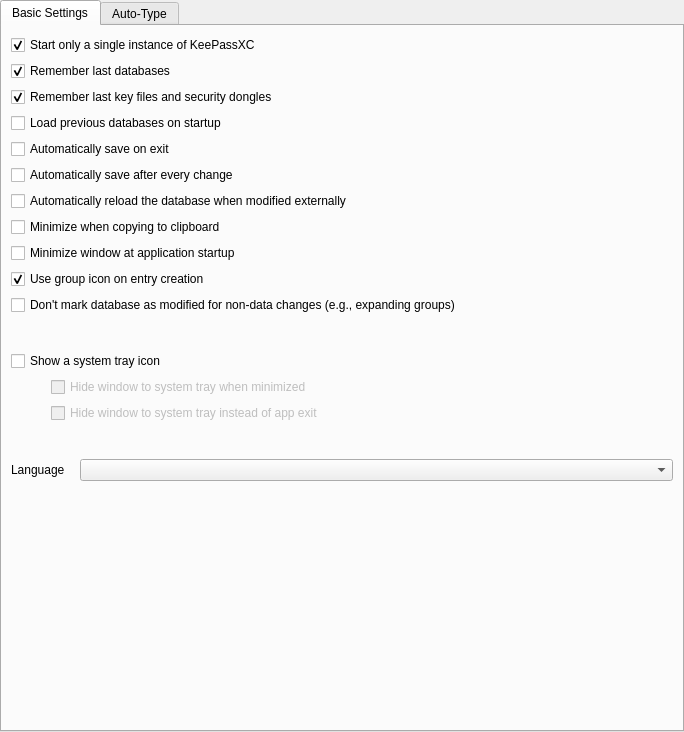
iluminat23/keepassxc-debian, file src/gui/SettingsWidgetGeneral.ui: the form before one commit.
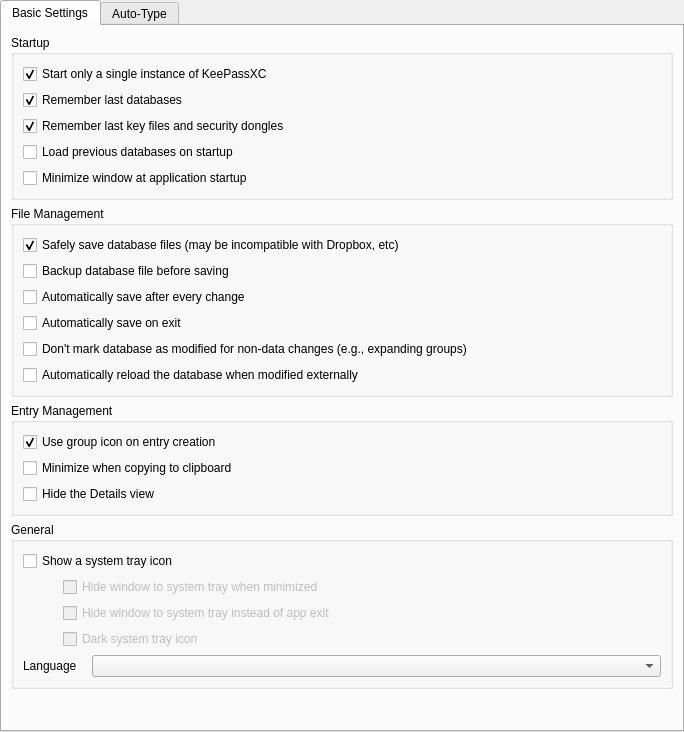
The form after the commit. Custom widgets are drawn as their Qt base class.

Patch:
```diff
--- a/src/gui/SettingsWidgetGeneral.ui
+++ b/src/gui/SettingsWidgetGeneral.ui
@@ -34,6 +34,12 @@
       </attribute>
       <layout class="QVBoxLayout" name="verticalLayout">
        <item>
+        <widget class="QGroupBox" name="startupGroup">
+         <property name="title">
+          <string>Startup</string>
+         </property>
+         <layout class="QVBoxLayout" name="verticalLayout_4">
+          <item>
         <widget class="QCheckBox" name="singleInstanceCheckBox">
          <property name="text">
           <string>Start only a single instance of KeePassXC</string>
@@ -71,9 +77,35 @@
         </widget>
        </item>
        <item>
-        <widget class="QCheckBox" name="autoSaveOnExitCheckBox">
+           <widget class="QCheckBox" name="systrayMinimizeOnStartup">
          <property name="text">
-          <string>Automatically save on exit</string>
+             <string>Minimize window at application startup</string>
+            </property>
+           </widget>
+          </item>
+         </layout>
+        </widget>
+       </item>
+       <item>
+        <widget class="QGroupBox" name="saveGroup">
+         <property name="title">
+          <string>File Management</string>
+         </property>
+         <layout class="QVBoxLayout" name="verticalLayout_5">
+          <item>
+           <widget class="QCheckBox" name="useAtomicSavesCheckBox">
+            <property name="text">
+             <string>Safely save database files (may be incompatible with Dropbox, etc)</string>
+            </property>
+            <property name="checked">
+             <bool>true</bool>
+            </property>
+           </widget>
+          </item>
+          <item>
+           <widget class="QCheckBox" name="backupBeforeSaveCheckBox">
+            <property name="text">
+             <string>Backup database file before saving</string>
          </property>
         </widget>
        </item>
@@ -84,6 +116,20 @@
          </property>
         </widget>
        </item>
+          <item>
+           <widget class="QCheckBox" name="autoSaveOnExitCheckBox">
+            <property name="text">
+             <string>Automatically save on exit</string>
+            </property>
+           </widget>
+          </item>
+          <item>
+           <widget class="QCheckBox" name="ignoreGroupExpansionCheckBox">
+            <property name="text">
+             <string>Don't mark database as modified for non-data changes (e.g., expanding groups)</string>
+            </property>
+           </widget>
+          </item>
        <item>
         <widget class="QCheckBox" name="autoReloadOnChangeCheckBox">
          <property name="text">
@@ -91,20 +137,15 @@
          </property>
         </widget>
        </item>
-       <item>
-        <widget class="QCheckBox" name="minimizeOnCopyCheckBox">
-         <property name="text">
-          <string>Minimize when copying to clipboard</string>
-         </property>
+         </layout>
         </widget>
        </item>
        <item>
-        <widget class="QCheckBox" name="systrayMinimizeOnStartup">
-         <property name="text">
-          <string>Minimize window at application startup</string>
+        <widget class="QGroupBox" name="entryGroup">
+         <property name="title">
+          <string>Entry Management</string>
          </property>
-        </widget>
-       </item>
+         <layout class="QVBoxLayout" name="verticalLayout_6">
        <item>
         <widget class="QCheckBox" name="useGroupIconOnEntryCreationCheckBox">
          <property name="text">
@@ -116,9 +157,32 @@
         </widget>
        </item>
        <item>
-        <widget class="QCheckBox" name="ignoreGroupExpansionCheckBox">
+           <widget class="QCheckBox" name="minimizeOnCopyCheckBox">
          <property name="text">
-          <string>Don't mark database as modified for non-data changes (e.g., expanding groups)</string>
+             <string>Minimize when copying to clipboard</string>
+            </property>
+           </widget>
+          </item>
+          <item>
+           <widget class="QCheckBox" name="detailsHideCheckBox">
+            <property name="text">
+             <string>Hide the Details view</string>
+            </property>
+           </widget>
+          </item>
+         </layout>
+        </widget>
+       </item>
+       <item>
+        <widget class="QGroupBox" name="generalGroup">
+         <property name="title">
+          <string>General</string>
+         </property>
+         <layout class="QVBoxLayout" name="verticalLayout_7">
+          <item>
+           <widget class="QCheckBox" name="systrayShowCheckBox">
+            <property name="text">
+             <string>Show a system tray icon</string>
          </property>
         </widget>
        </item>
@@ -137,29 +201,6 @@
           <property name="bottomMargin">
            <number>0</number>
           </property>
-          <item>
-           <spacer name="verticalSpacer">
-            <property name="orientation">
-             <enum>Qt::Vertical</enum>
-            </property>
-            <property name="sizeType">
-             <enum>QSizePolicy::Fixed</enum>
-            </property>
-            <property name="sizeHint" stdset="0">
-             <size>
-              <width>20</width>
-              <height>30</height>
-             </size>
-            </property>
-           </spacer>
-          </item>
-          <item>
-           <widget class="QCheckBox" name="systrayShowCheckBox">
-            <property name="text">
-             <string>Show a system tray icon</string>
-            </property>
-           </widget>
-          </item>
           <item>
            <layout class="QHBoxLayout" name="horizontalLayout_2">
             <property name="spacing">
@@ -238,24 +279,44 @@
             </item>
            </layout>
           </item>
-         </layout>
-        </widget>
-       </item>
        <item>
-        <spacer name="trayIconSpacer_2">
+              <layout class="QHBoxLayout" name="horizontalLayout_4">
+               <property name="spacing">
+                <number>0</number>
+               </property>
+               <property name="sizeConstraint">
+                <enum>QLayout::SetMaximumSize</enum>
+               </property>
+               <item>
+                <spacer name="horizontalSpacer_3">
          <property name="orientation">
-          <enum>Qt::Vertical</enum>
+                  <enum>Qt::Horizontal</enum>
          </property>
          <property name="sizeType">
           <enum>QSizePolicy::Fixed</enum>
          </property>
          <property name="sizeHint" stdset="0">
           <size>
-           <width>20</width>
-           <height>30</height>
+                   <width>40</width>
+                   <height>20</height>
           </size>
          </property>
         </spacer>
+               </item>
+               <item>
+                <widget class="QCheckBox" name="systrayDarkIconCheckBox">
+                 <property name="enabled">
+                  <bool>false</bool>
+                 </property>
+                 <property name="text">
+                  <string>Dark system tray icon</string>
+                 </property>
+                </widget>
+               </item>
+              </layout>
+             </item>
+            </layout>
+           </widget>
        </item>
        <item>
         <layout class="QHBoxLayout" name="languageLabelLayout_2">
@@ -287,6 +348,9 @@
          </item>
         </layout>
        </item>
+         </layout>
+        </widget>
+       </item>
        <item>
         <spacer name="verticalSpacer_2">
          <property name="orientation">
```
Left out of the diff: 11 changed lines with no effect on the pictures. Lines whose indentation alone changed are shown as unchanged.
